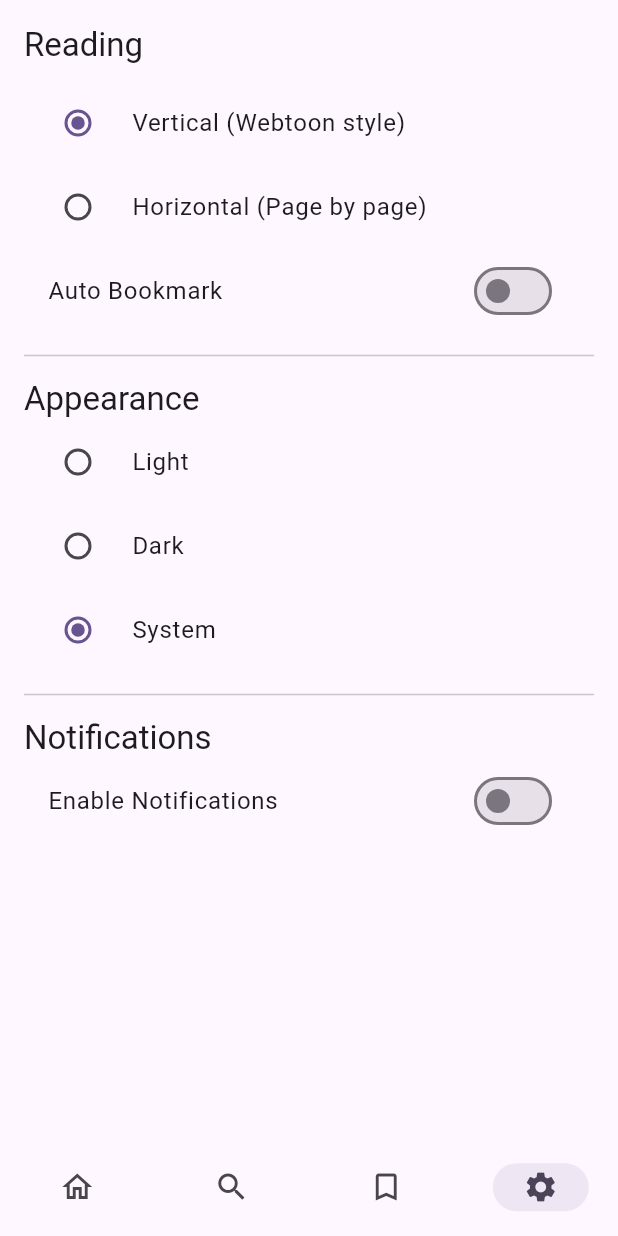
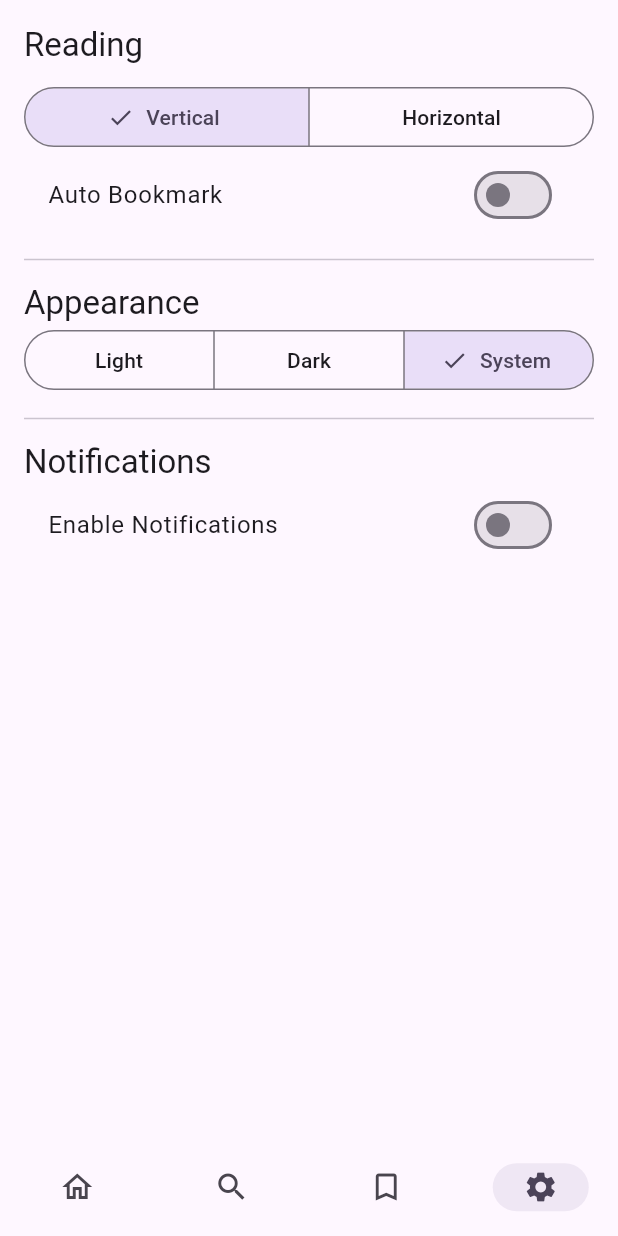
Before and after one commit to divmkw/mrReader, a Flutter app: the screen it shows after launch, item 4 of the bottom bar chosen, on a phone screen of 412 x 824 dp. Run offline on Flutter 3.47's test engine with Material 3 defaults, Android fonts, the phone set to English and light mode, and no system bars; our stand-ins replace shared_preferences; network calls fail.

Commit message:
feat: Update UI components and error handling in various screens, including improved error message display in HomePage, enhanced constructor syntax in MangaPage and NotificationPage, and replace RadioListTile with SegmentedButton in SettingsPage for better user experience.

```diff
--- a/lib/main.dart
+++ b/lib/main.dart
@@ -32,7 +32,7 @@ class _MangaReaderAppState extends State<MangaReaderApp> {
 
   void _onItemTapped(int index) => setState(() => _selectedIndex = index);
 
-  void _changeTheme(ThemeMode mode) => setState(() => _themeMode = mode);
+  // void _changeTheme(ThemeMode mode) => setState(() => _themeMode = mode);
 
   @override
   Widget build(BuildContext context) {
--- a/lib/screens/home_page.dart
+++ b/lib/screens/home_page.dart
@@ -65,7 +65,7 @@ class _HomePageState extends State<HomePage> {
                       child: Column(
                         mainAxisAlignment: MainAxisAlignment.center,
                         children: [
-                          Text('Failed to load: ${_error}', textAlign: TextAlign.center),
+                          Text('Failed to load: $_error', textAlign: TextAlign.center),
                           const SizedBox(height: 8),
                           ElevatedButton(onPressed: loadManga, child: const Text('Retry')),
                         ],
@@ -108,7 +108,7 @@ class _HomePageState extends State<HomePage> {
                       child: Column(
                         mainAxisAlignment: MainAxisAlignment.center,
                         children: [
-                          Text('Failed to load: ${_error}', textAlign: TextAlign.center),
+                          Text('Failed to load: $_error', textAlign: TextAlign.center),
                           const SizedBox(height: 8),
                           ElevatedButton(onPressed: loadManga, child: const Text('Retry')),
                         ],
--- a/lib/screens/manga_page.dart
+++ b/lib/screens/manga_page.dart
@@ -213,7 +213,7 @@ class _MangaPageState extends State<MangaPage> {
 class GenreChip extends StatelessWidget {
   final String label;
 
-  GenreChip({required this.label});
+  const GenreChip({super.key, required this.label});
 
   @override
   Widget build(BuildContext context) {
--- a/lib/screens/notificaiton_page.dart
+++ b/lib/screens/notificaiton_page.dart
@@ -31,7 +31,7 @@ class NotificationModel {
 }
 
 class NotificationPage extends StatefulWidget {
-  const NotificationPage({Key? key}) : super(key: key);
+  const NotificationPage({super.key});
 
   @override
   State<NotificationPage> createState() => _NotificationPageState();
--- a/lib/screens/settings_page.dart
+++ b/lib/screens/settings_page.dart
@@ -21,17 +21,13 @@ class _SettingsPageState extends State<SettingsPage> {
         children: [
           Text('Reading', style: Theme.of(context).textTheme.titleLarge),
           const SizedBox(height: 10),
-          RadioListTile(
-            title: const Text('Vertical (Webtoon style)'),
-            value: 'Vertical',
-            groupValue: readingMode,
-            onChanged: (val) => setState(() => readingMode = val!),
-          ),
-          RadioListTile(
-            title: const Text('Horizontal (Page by page)'),
-            value: 'Horizontal',
-            groupValue: readingMode,
-            onChanged: (val) => setState(() => readingMode = val!),
+          SegmentedButton<String>(
+            segments: const <ButtonSegment<String>>[
+              ButtonSegment<String>(value: 'Vertical', label: Text('Vertical')),
+              ButtonSegment<String>(value: 'Horizontal', label: Text('Horizontal')),
+            ],
+            selected: {readingMode},
+            onSelectionChanged: (selection) => setState(() => readingMode = selection.first),
           ),
           SwitchListTile(
             title: const Text('Auto Bookmark'),
@@ -40,23 +36,14 @@ class _SettingsPageState extends State<SettingsPage> {
           ),
           const Divider(height: 30),
           Text('Appearance', style: Theme.of(context).textTheme.titleLarge),
-          RadioListTile(
-            title: const Text('Light'),
-            value: 'Light',
-            groupValue: theme,
-            onChanged: (val) => setState(() => theme = val!),
-          ),
-          RadioListTile(
-            title: const Text('Dark'),
-            value: 'Dark',
-            groupValue: theme,
-            onChanged: (val) => setState(() => theme = val!),
-          ),
-          RadioListTile(
-            title: const Text('System'),
-            value: 'System',
-            groupValue: theme,
-            onChanged: (val) => setState(() => theme = val!),
+          SegmentedButton<String>(
+            segments: const <ButtonSegment<String>>[
+              ButtonSegment<String>(value: 'Light', label: Text('Light')),
+              ButtonSegment<String>(value: 'Dark', label: Text('Dark')),
+              ButtonSegment<String>(value: 'System', label: Text('System')),
+            ],
+            selected: {theme},
+            onSelectionChanged: (selection) => setState(() => theme = selection.first),
           ),
           const Divider(height: 30),
           Text('Notifications', style: Theme.of(context).textTheme.titleLarge),
--- a/lib/widgets/bottom_nav.dart
+++ b/lib/widgets/bottom_nav.dart
@@ -15,7 +15,7 @@ class BottomNavBar extends StatelessWidget {
     return NavigationBar(
       height: 65,
       backgroundColor: Theme.of(context).colorScheme.surface,
-      indicatorColor: Theme.of(context).colorScheme.primary.withOpacity(0.1),
+      indicatorColor: Theme.of(context).colorScheme.primary.withValues(alpha: 0.1),
       selectedIndex: selectedIndex,
       onDestinationSelected: onItemTapped,
       labelBehavior: NavigationDestinationLabelBehavior.alwaysHide,
```
